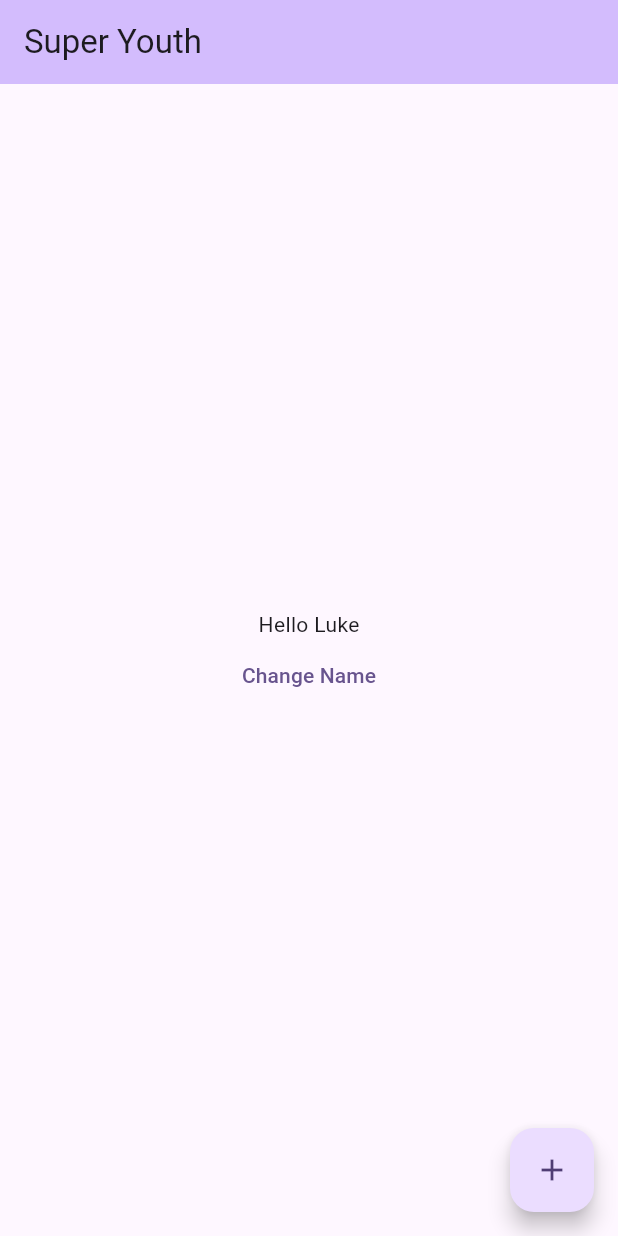
After one commit to lxkedinh/super-youth, a Flutter app: the HomeScreen screen opened by its route, on a phone screen of 412 x 824 dp. The commit adds this screen. Run offline on Flutter 3.47's test engine with Material 3 defaults, Android fonts, the phone set to English and light mode, and no system bars; our stand-ins replace firebase_auth, firebase_core, go_router, google_fonts; accounts and stored records are empty; Roboto replaces fonts that are missing (IBM Plex Sans).

Commit message:
feat: moved home screen to own file
- added app theme

```diff
--- a/lib/config/router.dart
+++ b/lib/config/router.dart
@@ -1,5 +1,5 @@
 import 'package:go_router/go_router.dart';
-import 'package:sunny_chen_project/main.dart';
+import 'package:sunny_chen_project/screens/home_screen.dart';
 import 'package:sunny_chen_project/screens/login_screen.dart';
 import 'package:sunny_chen_project/screens/sign_up_screen.dart';
 import 'package:sunny_chen_project/screens/splash_screen.dart';
@@ -8,10 +8,7 @@ final appRouter = GoRouter(
   initialLocation: '/',
   routes: [
     GoRoute(path: '/', builder: (context, state) => SplashScreen()),
-    GoRoute(
-      path: '/home',
-      builder: (context, state) => MyHomePage(title: 'Super Youth'),
-    ),
+    GoRoute(path: '/home', builder: (context, state) => HomeScreen()),
     GoRoute(path: '/login', builder: (context, state) => LoginScreen()),
     GoRoute(path: '/signup', builder: (context, state) => SignUpScreen()),
   ],
--- /dev/null
+++ b/lib/screens/home_screen.dart
@@ -0,0 +1,69 @@
+import 'package:flutter/material.dart';
+
+class HomeScreen extends StatefulWidget {
+  const HomeScreen({super.key});
+
+  // This widget is the home page of your application. It is stateful, meaning
+  // that it has a State object (defined below) that contains fields that affect
+  // how it looks.
+
+  // This class is the configuration for the state. It holds the values (in this
+  // case the title) provided by the parent (in this case the App widget) and
+  // used by the build method of the State. Fields in a Widget subclass are
+  // always marked "final".
+
+  @override
+  State<HomeScreen> createState() => _HomeScreenState();
+}
+
+class _HomeScreenState extends State<HomeScreen> {
+  String _name = "Luke";
+
+  void _changeName() {
+    setState(() {
+      // This call to setState tells the Flutter framework that something has
+      // changed in this State, which causes it to rerun the build method below
+      // so that the display can reflect the updated values. If we changed
+      // _counter without calling setState(), then the build method would not be
+      // called again, and so nothing would appear to happen.
+      _name = "Sunny";
+    });
+  }
+
+  @override
+  Widget build(BuildContext context) {
+    // This method is rerun every time setState is called, for instance as done
+    // by the _incrementCounter method above.
+    //
+    // The Flutter framework has been optimized to make rerunning build methods
+    // fast, so that you can just rebuild anything that needs updating rather
+    // than having to individually change instances of widgets.
+    return Scaffold(
+      appBar: AppBar(
+        // TRY THIS: Try changing the color here to a specific color (to
+        // Colors.amber, perhaps?) and trigger a hot reload to see the AppBar
+        // change color while the other colors stay the same.
+        backgroundColor: Theme.of(context).colorScheme.inversePrimary,
+        // Here we take the value from the MyHomePage object that was created by
+        // the App.build method, and use it to set our appbar title.
+        title: Text('Super Youth'),
+      ),
+      body: Center(
+        // Center is a layout widget. It takes a single child and positions it
+        // in the middle of the parent.
+        child: Column(
+          mainAxisAlignment: MainAxisAlignment.center,
+          children: [
+            Text("Hello $_name"),
+            TextButton(onPressed: _changeName, child: Text("Change Name")),
+          ],
+        ),
+      ),
+      floatingActionButton: FloatingActionButton(
+        onPressed: _changeName,
+        tooltip: 'Increment',
+        child: const Icon(Icons.add),
+      ), // This trailing comma makes auto-formatting nicer for build methods.
+    );
+  }
+}
--- a/pubspec.yaml
+++ b/pubspec.yaml
@@ -40,6 +40,7 @@ dependencies:
   provider: ^6.1.5
   go_router: ^15.1.3
   flutter_dotenv: ^5.2.1
+  google_fonts: ^6.2.1
 
 dev_dependencies:
   flutter_test:
```
Also changed, not shown: lib/config/theme.dart (added, +90 -0 lines), lib/main.dart (+0 -72 lines), pubspec.lock, 1 other file.
